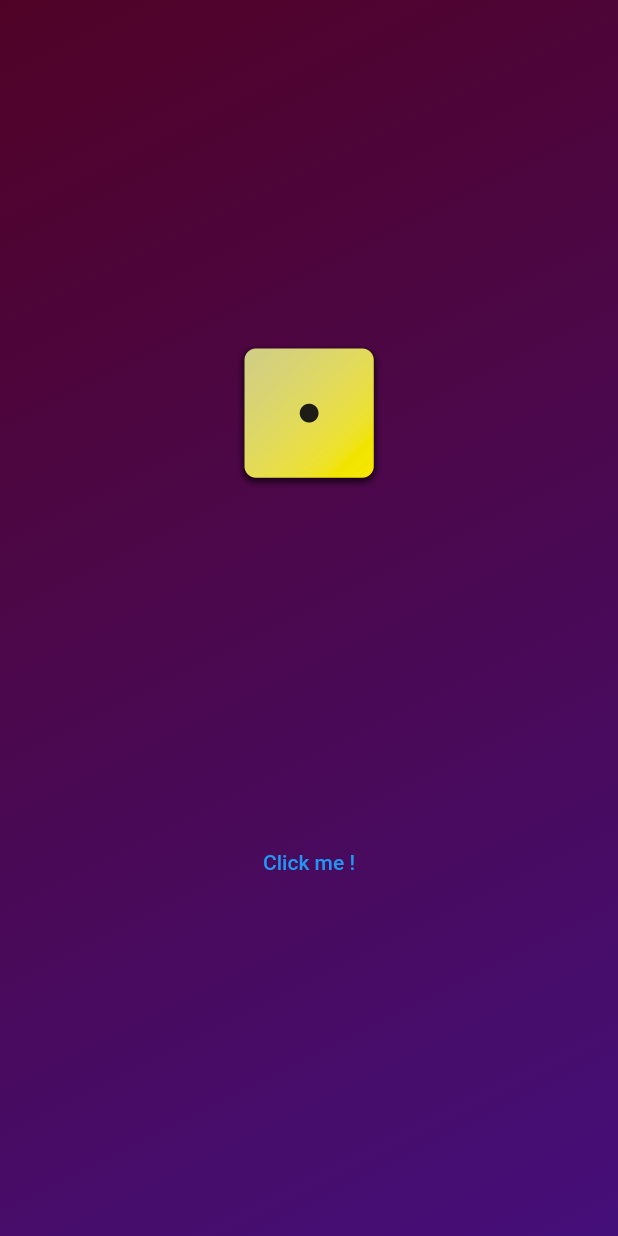
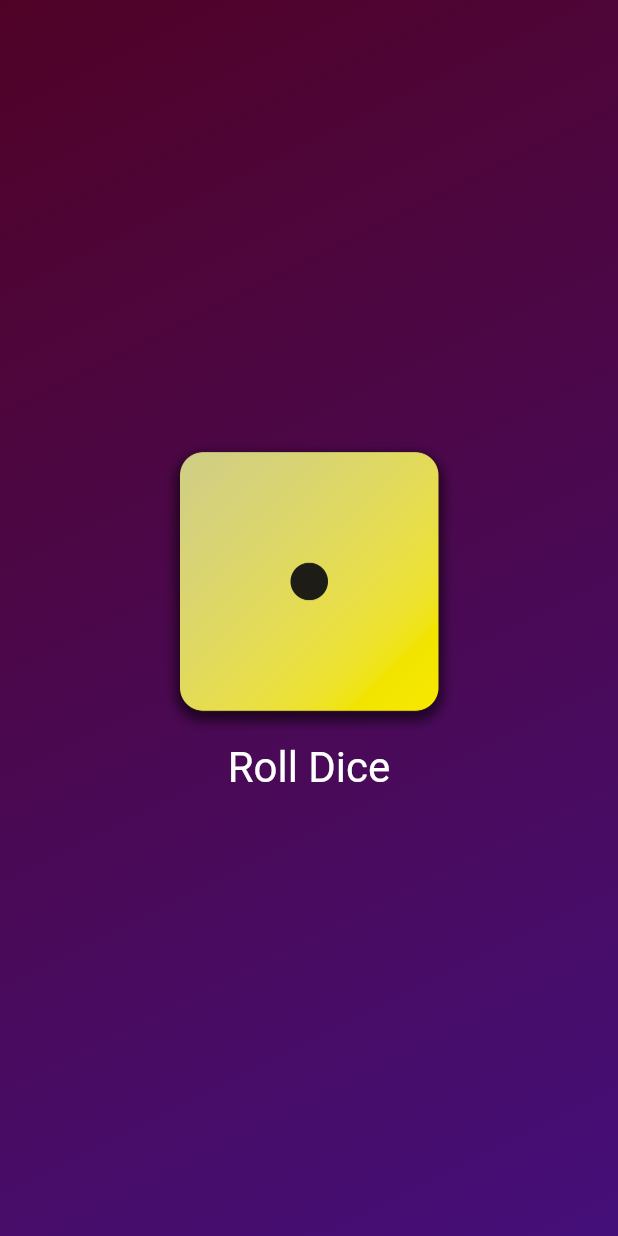
Before and after one commit to akramghaleb/Roll-Dice, a Flutter app: the screen it shows after launch, on a phone screen of 412 x 824 dp. Run offline on Flutter 3.47's test engine with Material 2 defaults, Android fonts, the phone set to English and light mode, and no system bars.

Commit message:
Button Style

```diff
--- a/lib/grediant_container.dart
+++ b/lib/grediant_container.dart
@@ -14,8 +14,8 @@ class GrediantContainer extends StatelessWidget {
   final Color color1;
   final Color color2;
 
-  void onPressButton(String msg) {
-    log('The button is clicked! $msg');
+  void rollDiceBtn() {
+    log('The button is clicked! ');
   }
 
   @override
@@ -29,19 +29,22 @@ class GrediantContainer extends StatelessWidget {
           colors: [color1, color2],
         ),
       ),
-      child: Container(
-          width: double.infinity,
+      child: Center(
           child: Column(
-            mainAxisAlignment: MainAxisAlignment.spaceEvenly,
+        //mainAxisAlignment: MainAxisAlignment.spaceEvenly,
         crossAxisAlignment: CrossAxisAlignment.center,
+        mainAxisSize: MainAxisSize.min,
         children: [
           Image.asset(
             'images/dice-1.png',
-                width: 100,
+            width: 200,
           ),
           TextButton(
-                onPressed: () => onPressButton('Hello'),
-                child: const Text('Click me !'),
+            style: TextButton.styleFrom(
+                foregroundColor: Colors.white,
+                textStyle: const TextStyle(fontSize: 28)),
+            onPressed: rollDiceBtn,
+            child: const Text('Roll Dice'),
           ),
           /* OutlinedButton.icon(
                 onPressed: () => log('clicked!'),
```
Lines whose indentation alone changed are shown as unchanged.
